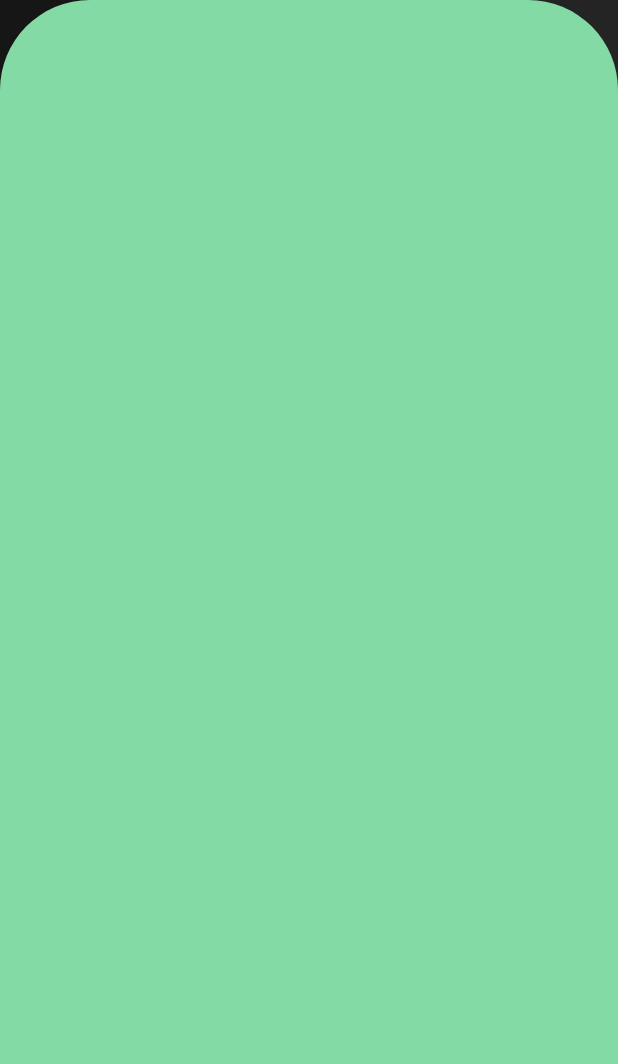
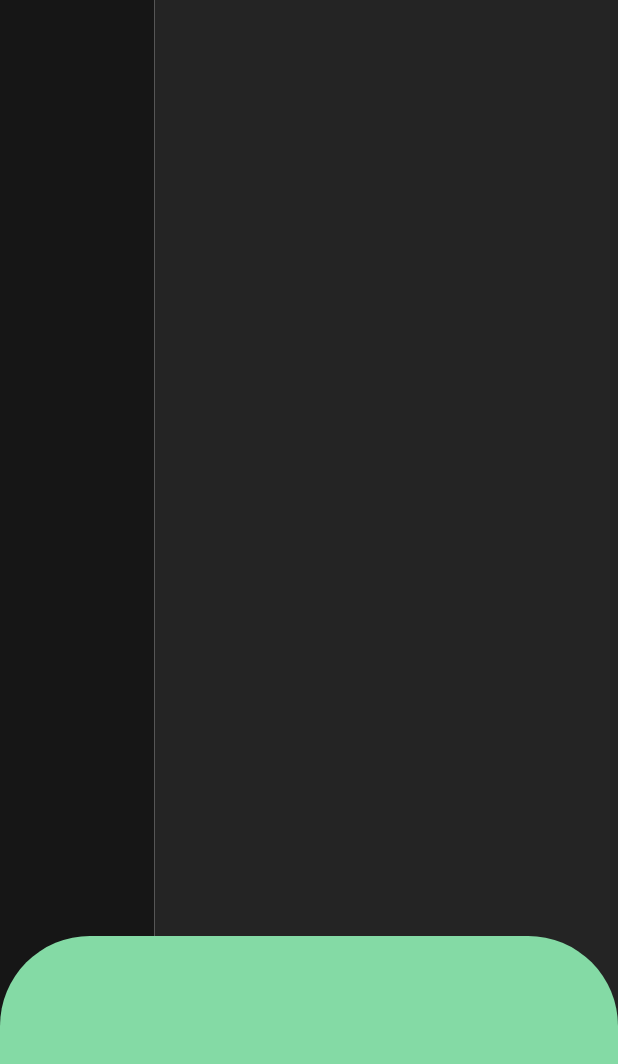
Before and after one commit to BernatCasanas/Song_Dispositius, a Flutter app: the screen it shows after launch, on a phone screen of 412 x 824 dp. Shown: the top 1064 px of the screen. Run offline on Flutter 3.47's test engine with Material 2 defaults, Android fonts, the phone set to English and light mode, and no system bars.

Commit message:
alignment bot

```diff
--- a/myapp/lib/SongPlaying.dart
+++ b/myapp/lib/SongPlaying.dart
@@ -5,6 +5,7 @@ class SongPlaying extends StatelessWidget {
   @override
   Widget build(BuildContext context) {
     return Container(
+      height:200,
       decoration: BoxDecoration(
         borderRadius: BorderRadius.vertical(
           top: Radius.circular(60),
--- a/myapp/lib/main.dart
+++ b/myapp/lib/main.dart
@@ -38,7 +38,10 @@ class MainPage extends StatelessWidget {
       body: Stack(
         children: [
           UserPanel(),
-          SongPlaying(),
+          Align(
+            alignment: Alignment.bottomRight,
+            child: SongPlaying(),
+          ),
         ],
       ),
     );
```
